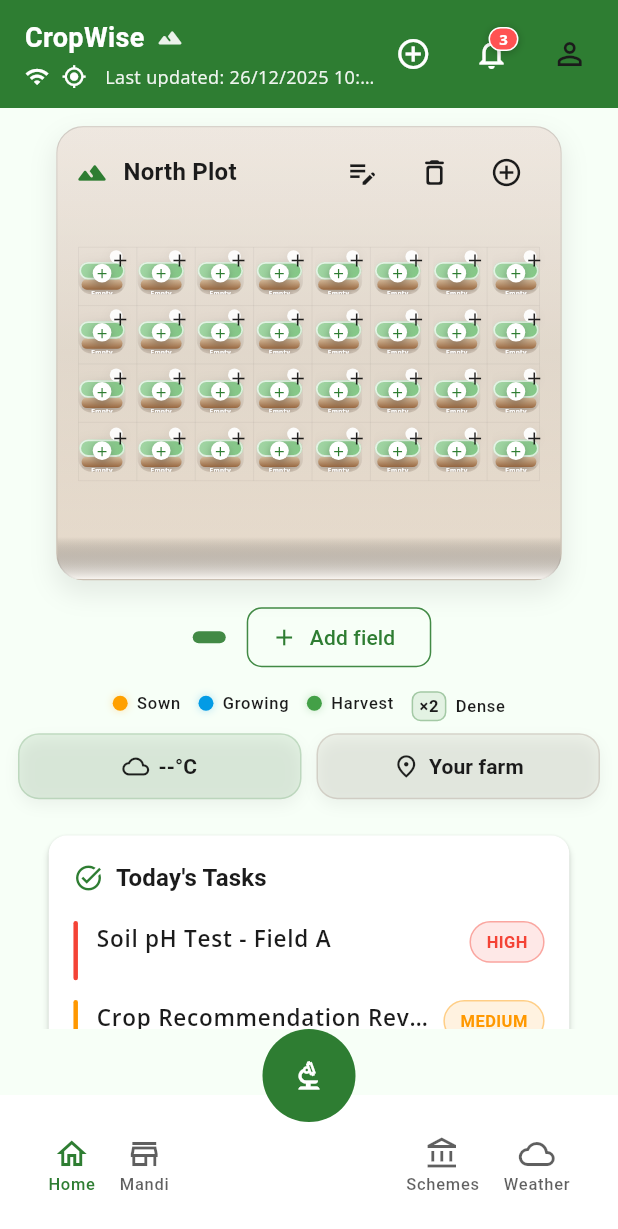
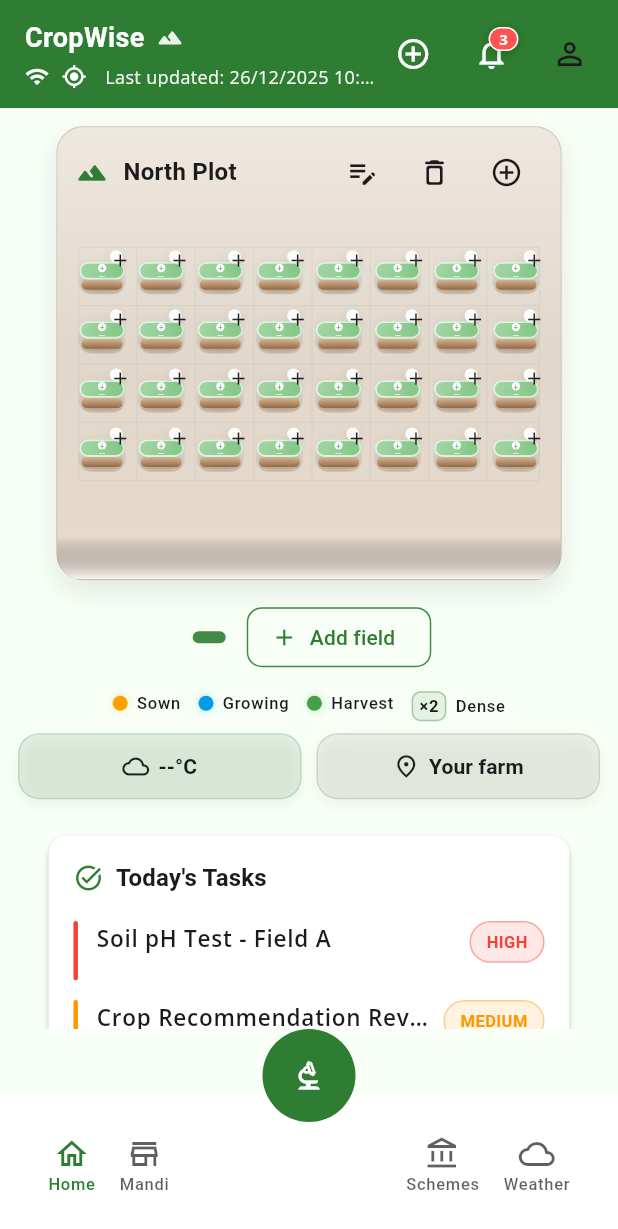
Before and after one commit to sujiittt/Crop-App, a Flutter app: the screen it shows after launch, after a tap on the "edit note" icon, on a phone screen of 412 x 824 dp. Shown: the top 1229 px of the screen. Run offline on Flutter 3.47's test engine with Material 3 defaults, Android fonts, the light colour scheme and no system bars; our stand-ins replace cached_network_image, camera, connectivity_plus, firebase_auth, firebase_core, flutter_slidable and 9 more; accounts and stored records are empty; network calls fail.

Commit message:
feat: update crop task generation and add new crop templates for tomato, potato, and onion chore: change Flutter build mode to release in local.properties fix: improve error handling in main function and prevent duplicates in farm canvas

```diff
--- a/lib/main.dart
+++ b/lib/main.dart
@@ -30,27 +30,19 @@ import 'presentation/auth/login_screen.dart';   // already imported by you?
 final GlobalKey<NavigatorState> navigatorKey = GlobalKey<NavigatorState>();
 
 Future<void> main() async {
-  WidgetsFlutterBinding.ensureInitialized();
-  await Firebase.initializeApp();
+  runZonedGuarded(() async {
+    WidgetsFlutterBinding.ensureInitialized();
 
+    await Firebase.initializeApp();
+    await NotificationService.instance.init();
 
-  // initialize REAL notifications
-  await NotificationService.instance.init();
-
-  // catch uncaught Flutter framework errors
-  FlutterError.onError = (details) {
-    FlutterError.presentError(details);
-    // ignore: avoid_print
-    print('FlutterError: ${details.exceptionAsString()}');
-  };
-
-  runZonedGuarded(() {
     runApp(const CropWiseApp());
   }, (error, stack) {
-    // ignore: avoid_print
-    print('Uncaught zone error: $error\n$stack');
+    debugPrint('Uncaught zone error: $error');
+    debugPrintStack(stackTrace: stack);
   });
 }
+
 
 class CropWiseApp extends StatelessWidget {
   const CropWiseApp({super.key});
--- a/lib/presentation/widgets/farm_canvas/iso_tile_3d_simple.dart
+++ b/lib/presentation/widgets/farm_canvas/iso_tile_3d_simple.dart
@@ -126,25 +126,25 @@ class IsoTile3DSimple extends StatelessWidget {
                     width: selected ? 2 : 1.2,
                   ),
                 ),
-                child: Column(
+                child: LayoutBuilder(
+                  builder: (context, constraints) {
+                    return Column(
                       mainAxisAlignment: MainAxisAlignment.center,
+                      mainAxisSize: MainAxisSize.max, // 🔴 IMPORTANT
                       children: [
-                    // Crop icon circle
-                    Container(
+                        // Crop icon (flexible)
+                        Flexible(
+                          flex: 3,
+                          child: FittedBox(
+                            fit: BoxFit.contain,
+                            child: Container(
                               width: size * 0.32,
                               height: size * 0.32,
-                      decoration: BoxDecoration(
+                              decoration: const BoxDecoration(
                                 color: Colors.white,
                                 shape: BoxShape.circle,
-                        boxShadow: const [
-                          BoxShadow(
-                            color: Colors.black26,
-                            blurRadius: 4,
-                            offset: Offset(0, 2),
-                          )
-                        ],
                               ),
-                      child: Center(
+                              alignment: Alignment.center,
                               child: Text(
                                 cropEmoji ?? '＋',
                                 style: TextStyle(
@@ -157,19 +157,24 @@ class IsoTile3DSimple extends StatelessWidget {
                               ),
                             ),
                           ),
-                    const SizedBox(height: 4),
+                        ),
 
-                    // Label
-                    Text(
+                        // Label (flexible, auto-scales)
+                        Flexible(
+                          flex: 2,
+                          child: Padding(
+                            padding: const EdgeInsets.only(top: 2),
+                            child: FittedBox(
+                              fit: BoxFit.scaleDown,
+                              child: Text(
                                 label,
-                      textAlign: TextAlign.center,
                                 maxLines: 1,
                                 overflow: TextOverflow.ellipsis,
-                      style: TextStyle(
-                        fontSize: size * 0.11,
+                                textAlign: TextAlign.center,
+                                style: const TextStyle(
                                   fontWeight: FontWeight.w600,
                                   color: Colors.white,
-                        shadows: const [
+                                  shadows: [
                                     Shadow(
                                       blurRadius: 2,
                                       offset: Offset(1, 1),
@@ -178,8 +183,14 @@ class IsoTile3DSimple extends StatelessWidget {
                                   ],
                                 ),
                               ),
+                            ),
+                          ),
+                        ),
                       ],
+                    );
+                  },
                 ),
+
               ),
             ],
           ),
```
Also changed, not shown: lib/data/crop_task_generator.dart (+9 -9 lines), lib/data/crop_task_templates.dart (+74 -0 lines), lib/presentation/widgets/farm_canvas/farm_canvas.dart (+15 -7 lines), 1 other file. Lines whose indentation alone changed are shown as unchanged.
